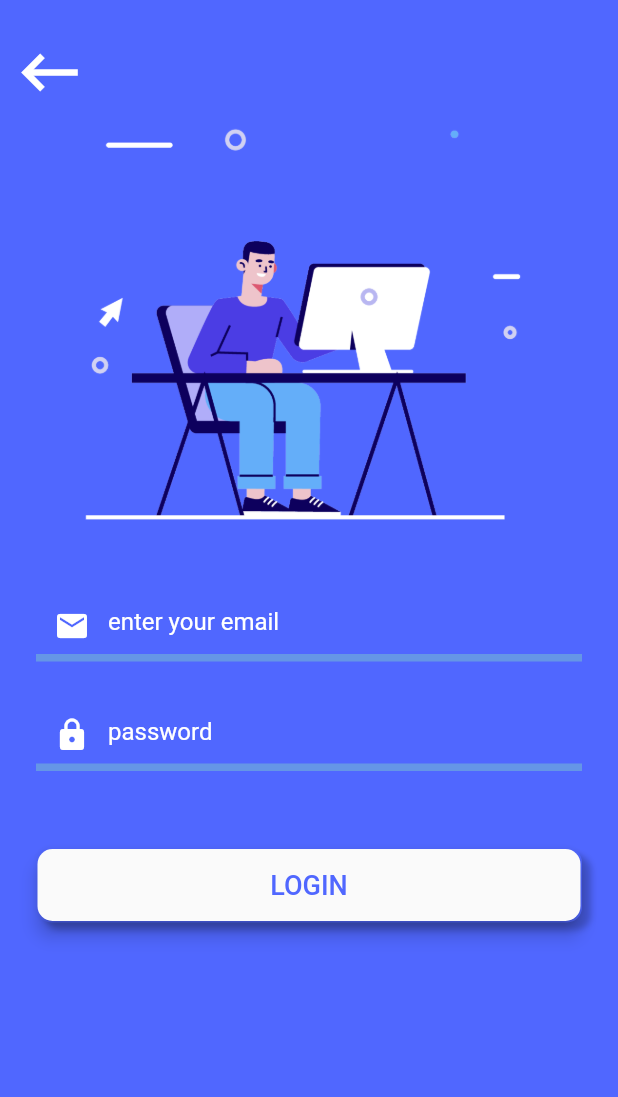
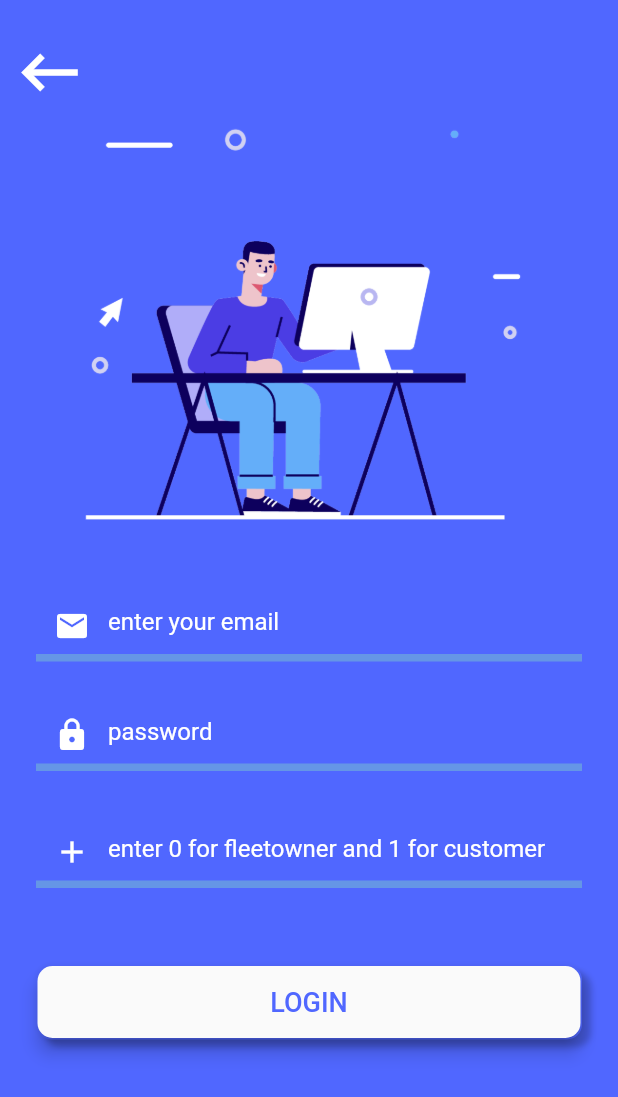
Before and after one commit to kGaur109/cargoshuttle, a Flutter app: the screen it shows after launch, after a tap on "LOGIN", on a phone screen of 412 x 824 dp. Shown: the top 1097 px of the screen. Run offline on Flutter 3.47's test engine with Material 2 defaults, Android fonts, the phone set to English and light mode, and no system bars; our stand-ins replace cloud_firestore, email_validator, firebase_auth, flutter_svg, fluttertoast, modal_progress_hud and 1 more; accounts and stored records are empty.

Commit message:
current_user.dart, customer_registration_screen.dart, home_screen.dart, login_screen.dart, owner_registration_screen.dart, profile_card_screen.dart

```diff
--- a/lib/screens/customerRegistration/customer_registration_screen.dart
+++ b/lib/screens/customerRegistration/customer_registration_screen.dart
@@ -53,6 +53,7 @@ class _CustomerRegistrationScreenState
     }).then((value) async {
       SharedPreferences pref = await SharedPreferences.getInstance();
       pref.setString('email', email);
+      pref.setString('userType', '1');
     });
   }
 
--- a/lib/screens/home_screen.dart
+++ b/lib/screens/home_screen.dart
@@ -65,6 +65,7 @@ class _HomeScreenState extends State<HomeScreen> {
             onPressed: () async {
               SharedPreferences pref = await SharedPreferences.getInstance();
               pref.remove('email');
+              pref.remove('userType');
               _signOut(context);
             },
           )
--- a/lib/screens/login_screen.dart
+++ b/lib/screens/login_screen.dart
@@ -1,3 +1,4 @@
+import 'package:cargoshuttle/components/current_user.dart';
 import 'package:cargoshuttle/components/rounded_button_outline.dart';
 import 'package:cargoshuttle/screens/welcome_screen.dart';
 import 'package:flutter/cupertino.dart';
@@ -22,10 +23,14 @@ class _LoginScreenState extends State<LoginScreen> {
   String email;
   String password;
 
+  String uType;
+
   // ignore: non_constant_identifier_names
   Future<void> SP() async {
     SharedPreferences pref = await SharedPreferences.getInstance();
     pref.setString('email', email);
+    pref.setString('userType', uType);
+
   }
 
   @override
@@ -129,6 +134,34 @@ class _LoginScreenState extends State<LoginScreen> {
                           )),
                     ),
                     SizedBox(
+                      height: 30.0,
+                    ),
+                    TextField(
+                      keyboardType: TextInputType.number,
+                      style: TextStyle(color: Colors.white),
+                      onChanged: (value) {
+                        uType = value;
+                      },
+                      decoration: InputDecoration(
+                          prefixIcon: Icon(
+                            Icons.add,
+                            color: Colors.white,
+                          ),
+                          hintText: "enter 0 for fleetowner and 1 for customer",
+                          hintStyle: TextStyle(color: Colors.white),
+                          focusedBorder: UnderlineInputBorder(
+                              borderSide: BorderSide(
+                                color: misc,
+                                width: 5,
+                              )),
+                          enabledBorder: UnderlineInputBorder(
+                            borderSide: BorderSide(
+                              color: misc,
+                              width: 5,
+                            ),
+                          )),
+                    ),
+                    SizedBox(
                       height: 35.0,
                     ),
                     RoundButton_outline(
--- a/lib/screens/ownerRegistration/owner_registration_screen.dart
+++ b/lib/screens/ownerRegistration/owner_registration_screen.dart
@@ -52,7 +52,7 @@ class _OwnerRegistrationScreenState extends State<OwnerRegistrationScreen> {
     }).then((value) async {
       SharedPreferences pref = await SharedPreferences.getInstance();
       pref.setString('email', email);
-      pref.setInt('userType', 0);
+      pref.setString('userType', '0');
     });
   }
 
--- a/lib/screens/profile_card_screen.dart
+++ b/lib/screens/profile_card_screen.dart
@@ -25,7 +25,7 @@ class _ProfileCardScreenState extends State<ProfileCardScreen> {
   var email;
 
   Future<void> userEmail() async {
-    await currentUser.setUserType(0);
+    await currentUser.setUserType();
     email = currentUser.currentEmail;
     setState(() {});
   }
@@ -43,12 +43,12 @@ class _ProfileCardScreenState extends State<ProfileCardScreen> {
     String phone;
     String email;
 
-    if (currentUser?.userType == 0) {
+    if (currentUser?.userType == '0') {
       name = currentUser?.fleetOwner?.name;
       address = currentUser?.fleetOwner?.address;
       phone = currentUser?.fleetOwner?.phone;
       email = currentUser?.fleetOwner?.email;
-    } else if (currentUser?.userType == 1) {
+    } else if (currentUser?.userType == '1') {
       name = currentUser?.customer?.name;
       address = currentUser?.customer?.address;
       phone = currentUser?.customer?.phone;
```
Also changed, not shown: lib/components/current_user.dart (+14 -5 lines).
